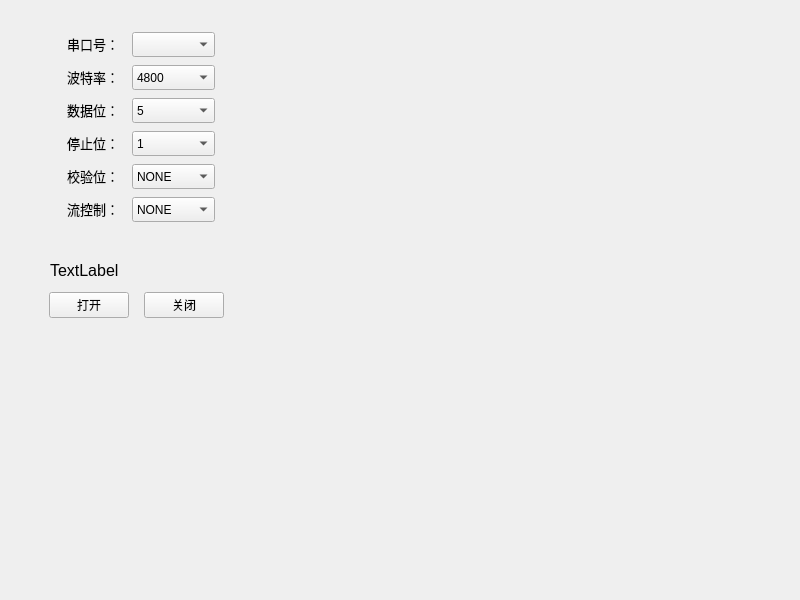
First picture: the form in Usart_Assist/widget.ui, repository JiangJiarui/STM32F4_IAP, before the edit.
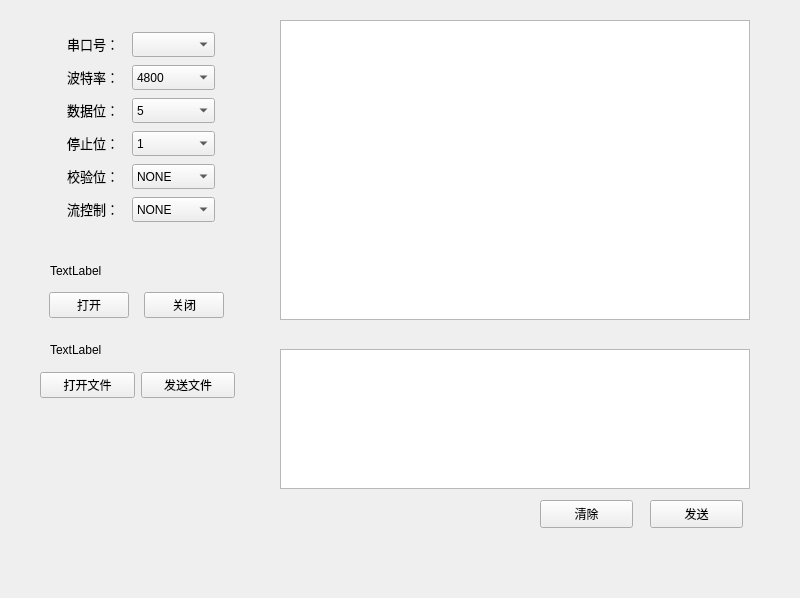
Second picture: the form after the edit.

```diff
--- a/Usart_Assist/widget.ui
+++ b/Usart_Assist/widget.ui
@@ -7,7 +7,7 @@
     <x>0</x>
     <y>0</y>
     <width>800</width>
-    <height>600</height>
+    <height>598</height>
    </rect>
   </property>
   <property name="windowTitle">
@@ -18,13 +18,13 @@
     <rect>
      <x>50</x>
      <y>260</y>
-     <width>181</width>
+     <width>191</width>
      <height>21</height>
     </rect>
    </property>
    <property name="font">
     <font>
-     <pointsize>12</pointsize>
+     <pointsize>9</pointsize>
     </font>
    </property>
    <property name="text">
@@ -34,7 +34,7 @@
     <bool>false</bool>
    </property>
   </widget>
-  <widget class="QWidget" name="">
+  <widget class="QWidget" name="layoutWidget">
    <property name="geometry">
     <rect>
      <x>40</x>
@@ -72,7 +72,7 @@
     </item>
    </layout>
   </widget>
-  <widget class="QWidget" name="">
+  <widget class="QWidget" name="layoutWidget">
    <property name="geometry">
     <rect>
      <x>60</x>
@@ -457,6 +457,91 @@
     </item>
    </layout>
   </widget>
+  <widget class="QPlainTextEdit" name="plainTextEdit_ReceiveWindow">
+   <property name="geometry">
+    <rect>
+     <x>280</x>
+     <y>20</y>
+     <width>470</width>
+     <height>300</height>
+    </rect>
+   </property>
+  </widget>
+  <widget class="QPlainTextEdit" name="plainTextEdit_SendWindow">
+   <property name="geometry">
+    <rect>
+     <x>280</x>
+     <y>349</y>
+     <width>470</width>
+     <height>140</height>
+    </rect>
+   </property>
+  </widget>
+  <widget class="QPushButton" name="Button_Send">
+   <property name="geometry">
+    <rect>
+     <x>650</x>
+     <y>500</y>
+     <width>93</width>
+     <height>28</height>
+    </rect>
+   </property>
+   <property name="text">
+    <string>发送</string>
+   </property>
+  </widget>
+  <widget class="QPushButton" name="Button_SendClear">
+   <property name="geometry">
+    <rect>
+     <x>540</x>
+     <y>500</y>
+     <width>93</width>
+     <height>28</height>
+    </rect>
+   </property>
+   <property name="text">
+    <string>清除</string>
+   </property>
+  </widget>
+  <widget class="QLabel" name="label_FileState">
+   <property name="geometry">
+    <rect>
+     <x>50</x>
+     <y>340</y>
+     <width>201</width>
+     <height>19</height>
+    </rect>
+   </property>
+   <property name="text">
+    <string>TextLabel</string>
+   </property>
+  </widget>
+  <widget class="QWidget" name="layoutWidget">
+   <property name="geometry">
+    <rect>
+     <x>40</x>
+     <y>370</y>
+     <width>195</width>
+     <height>30</height>
+    </rect>
+   </property>
+   <layout class="QHBoxLayout" name="horizontalLayout_8">
+    <item>
+     <widget class="QPushButton" name="pushButton_FileOpen">
+      <property name="text">
+       <string>打开文件</string>
+      </property>
+     </widget>
+    </item>
+    <item>
+     <widget class="QPushButton" name="pushButton_FileSend">
+      <property name="text">
+       <string>发送文件</string>
+      </property>
+     </widget>
+    </item>
+   </layout>
+  </widget>
  </widget>
  <resources/>
  <connections/>
```
Left out of the diff: 30 changed lines with no effect on the pictures.
